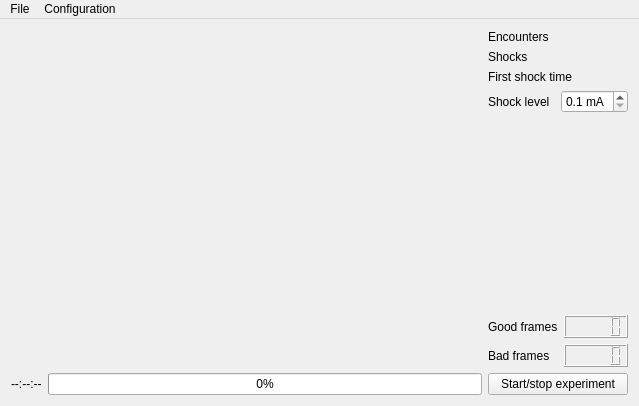
Qt form gui/mainwindow.ui (fgu-cas/kachna-tracker) before a commit.
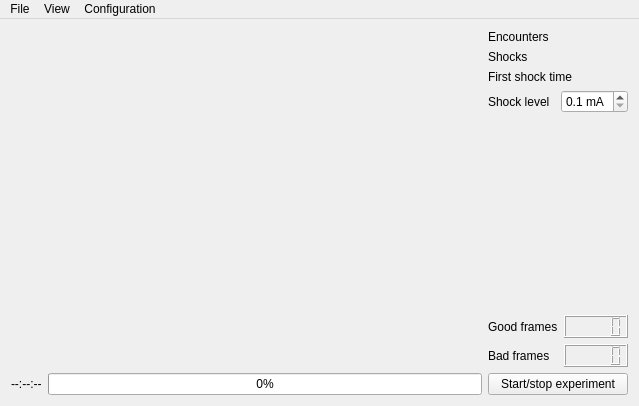
The same form after that commit. Custom widgets are drawn as their Qt base class.

```diff
--- a/gui/mainwindow.ui
+++ b/gui/mainwindow.ui
@@ -206,7 +206,14 @@
     <addaction name="separator"/>
     <addaction name="actionAbout"/>
    </widget>
+   <widget class="QMenu" name="menuView">
+    <property name="title">
+     <string>View</string>
+    </property>
+    <addaction name="actionVideo_tracking"/>
+   </widget>
    <addaction name="menuFile"/>
+   <addaction name="menuView"/>
    <addaction name="menuConfiguration"/>
   </widget>
   <action name="actionImportConfig">
```
Left out of the diff: 13 changed lines with no effect on the pictures.
